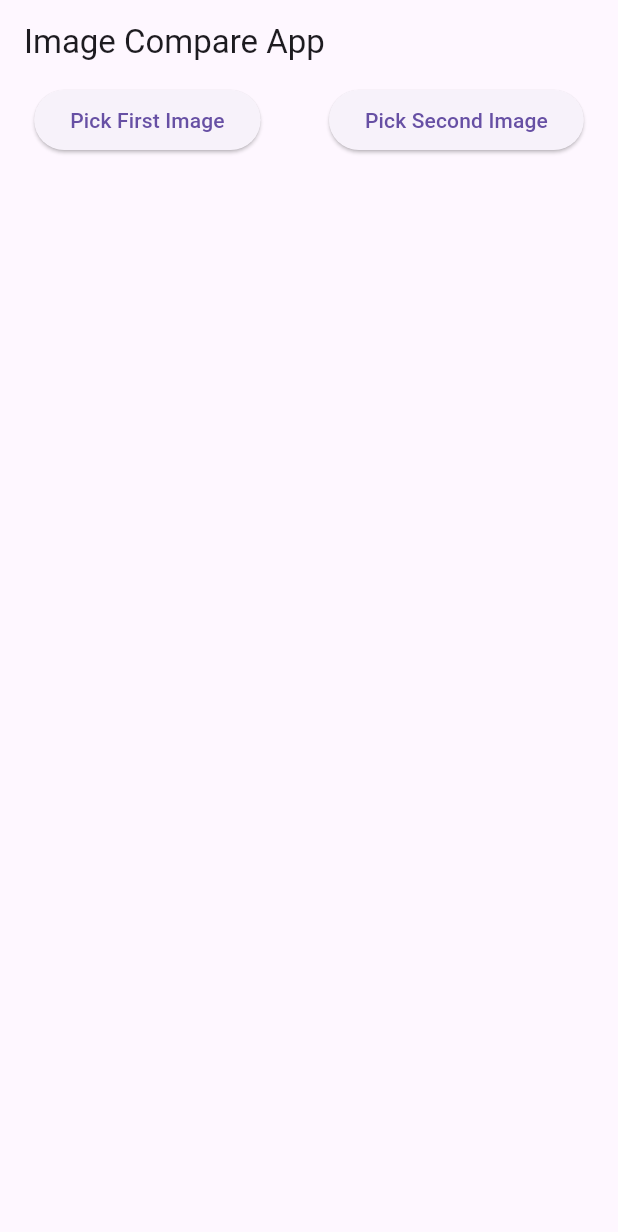
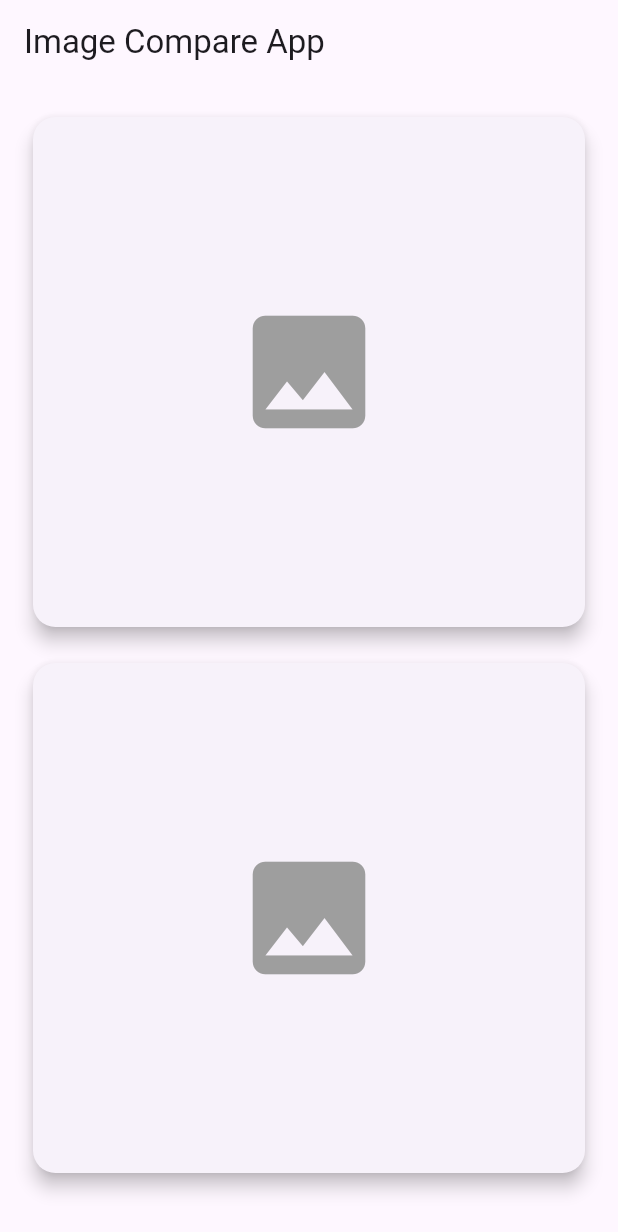
Before and after one commit to Alto-b/image_compare_app, a Flutter app: the screen it shows after launch, on a phone screen of 412 x 824 dp. Shown: the top 1232 px of the screen. Run offline on Flutter 3.47's test engine with Material 3 defaults, Android fonts, the phone set to English and light mode, and no system bars; our stand-ins replace image_picker.

Commit message:
UI/UX improvement using card for image selection

```diff
--- a/lib/main.dart
+++ b/lib/main.dart
@@ -25,6 +25,7 @@ class _ImageCompareScreenState extends State<ImageCompareScreen> {
   File? _image1;
   File? _image2;
   double? _matchPercentage;
+  bool _isComparing = false;
 
   final picker = ImagePicker();
 
@@ -42,17 +43,25 @@ class _ImageCompareScreenState extends State<ImageCompareScreen> {
     });
   }
 
-  void compareImages() {
+  void compareImages() async {
     if (_image1 != null && _image2 != null) {
-      double percentage = calculateImageMatchPercentage(_image1!, _image2!);
+      setState(() {
+        _isComparing = true; // Show loading indicator during comparison
+      });
+
+      double percentage = await Future.delayed(
+        Duration(seconds: 1), // Simulate a slight delay for UI smoothness
+        () => calculateImageMatchPercentage(_image1!, _image2!),
+      );
+
       setState(() {
         _matchPercentage = percentage;
+        _isComparing = false; // Hide loading indicator
       });
     }
   }
 
   double calculateImageMatchPercentage(File file1, File file2) {
-    // Decode the images
     final img.Image? image1 = img.decodeImage(file1.readAsBytesSync());
     final img.Image? image2 = img.decodeImage(file2.readAsBytesSync());
 
@@ -60,7 +69,6 @@ class _ImageCompareScreenState extends State<ImageCompareScreen> {
       throw Exception('Error decoding one or both images');
     }
 
-    // Resize both images to the same dimensions
     final width = image1.width < image2.width ? image1.width : image2.width;
     final height =
         image1.height < image2.height ? image1.height : image2.height;
@@ -70,33 +78,28 @@ class _ImageCompareScreenState extends State<ImageCompareScreen> {
     final img.Image resizedImage2 =
         img.copyResize(image2, width: width, height: height);
 
-    // Get the raw pixel data as lists of integers
     List<int> pixels1 = resizedImage1.getBytes();
     List<int> pixels2 = resizedImage2.getBytes();
 
     int totalPixels = width * height;
     int matchingPixels = 0;
 
-    // Compare pixel data
     for (int i = 0; i < pixels1.length; i += 4) {
-      // Check if both pixels match (RGBA format)
-      int r1 = pixels1[i]; // Red component of pixel1
-      int g1 = pixels1[i + 1]; // Green component of pixel1
-      int b1 = pixels1[i + 2]; // Blue component of pixel1
-      int a1 = pixels1[i + 3]; // Alpha component of pixel1
+      int r1 = pixels1[i];
+      int g1 = pixels1[i + 1];
+      int b1 = pixels1[i + 2];
+      int a1 = pixels1[i + 3];
 
-      int r2 = pixels2[i]; // Red component of pixel2
-      int g2 = pixels2[i + 1]; // Green component of pixel2
-      int b2 = pixels2[i + 2]; // Blue component of pixel2
-      int a2 = pixels2[i + 3]; // Alpha component of pixel2
+      int r2 = pixels2[i];
+      int g2 = pixels2[i + 1];
+      int b2 = pixels2[i + 2];
+      int a2 = pixels2[i + 3];
 
-      // Compare RGBA values
       if (r1 == r2 && g1 == g2 && b1 == b2 && a1 == a2) {
         matchingPixels++;
       }
     }
 
-    // Calculate the match percentage
     double matchPercentage = (matchingPixels / totalPixels) * 100;
     return matchPercentage;
   }
@@ -105,45 +108,83 @@ class _ImageCompareScreenState extends State<ImageCompareScreen> {
   Widget build(BuildContext context) {
     return Scaffold(
       appBar: AppBar(title: Text('Image Compare App')),
-      body: Column(
+      body: Padding(
+        padding: const EdgeInsets.all(10.0),
+        child: Column(
           children: [
-          Row(
-            mainAxisAlignment: MainAxisAlignment.spaceAround,
+            buildImagePicker(1),
+            buildImagePicker(2),
+            SizedBox(height: 20),
+            if (_isComparing)
+              CircularProgressIndicator(), // Show spinner during comparison
+            if (_matchPercentage != null && !_isComparing)
+              Padding(
+                padding: const EdgeInsets.all(16.0),
+                child: Column(
                   children: [
-              ElevatedButton(
-                onPressed: () => pickImage(1),
-                child: Text('Pick First Image'),
+                    Text(
+                      'Match Percentage:',
+                      style: TextStyle(fontSize: 18),
                     ),
-              ElevatedButton(
-                onPressed: () => pickImage(2),
-                child: Text('Pick Second Image'),
+                    SizedBox(height: 10),
+                    Text(
+                      '${_matchPercentage!.toStringAsFixed(2)}%',
+                      style: TextStyle(
+                        fontSize: 40,
+                        fontWeight: FontWeight.bold,
+                        color: _matchPercentage! > 70
+                            ? Colors.green
+                            : Colors.red, // Color based on similarity
+                      ),
                     ),
                   ],
                 ),
-          if (_image1 != null && _image2 != null)
-            Expanded(
-              child: Row(
-                children: [
-                  Expanded(child: Image.file(_image1!)),
-                  Expanded(child: Image.file(_image2!)),
+              ),
+            if (_image1 != null && _image2 != null && !_isComparing)
+              ElevatedButton(
+                onPressed: compareImages,
+                child: Text('Compare Images'),
+                style: ElevatedButton.styleFrom(
+                  padding: EdgeInsets.symmetric(horizontal: 32, vertical: 16),
+                ),
+              ),
           ],
         ),
       ),
-          if (_matchPercentage != null)
-            Padding(
+    );
+  }
+
+  // Function to build image picker
+  Widget buildImagePicker(int imageNumber) {
+    return Expanded(
+      child: GestureDetector(
+        onTap: () => pickImage(imageNumber),
+        child: Padding(
           padding: const EdgeInsets.all(8.0),
-              child: Text(
-                'Match Percentage: ${_matchPercentage!.toStringAsFixed(2)}%',
-                style: TextStyle(fontSize: 18),
+          child: Card(
+            elevation: 5,
+            shape: RoundedRectangleBorder(
+              borderRadius: BorderRadius.circular(15),
+            ),
+            child: Container(
+              height: 200,
+              child: Center(
+                child: _getImage(imageNumber),
               ),
             ),
-          if (_image1 != null && _image2 != null)
-            ElevatedButton(
-              onPressed: compareImages,
-              child: Text('Compare Images'),
           ),
-        ],
+        ),
       ),
     );
   }
+
+  // Function to show image or placeholder
+  Widget _getImage(int imageNumber) {
+    File? imageFile = imageNumber == 1 ? _image1 : _image2;
+    if (imageFile != null) {
+      return Image.file(imageFile, fit: BoxFit.cover, width: double.infinity);
+    } else {
+      return Icon(Icons.image, size: 100, color: Colors.grey);
     }
+  }
+}
```
Lines whose indentation alone changed are shown as unchanged.
